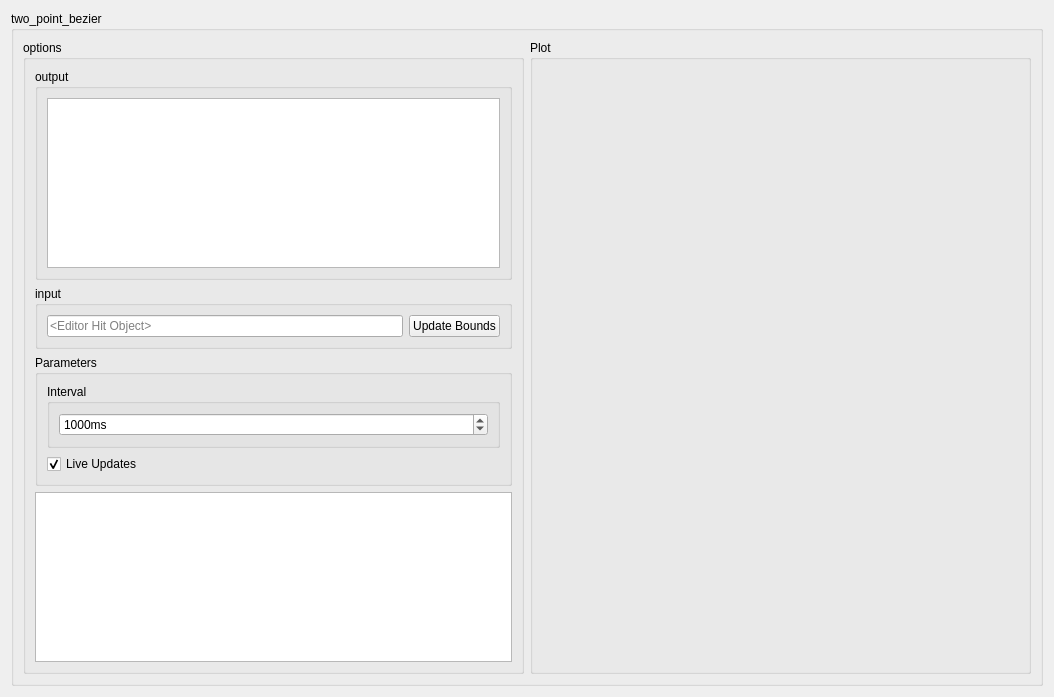
Eve-ning/reamber, file ui/twopointbezier.ui: the form before one commit.
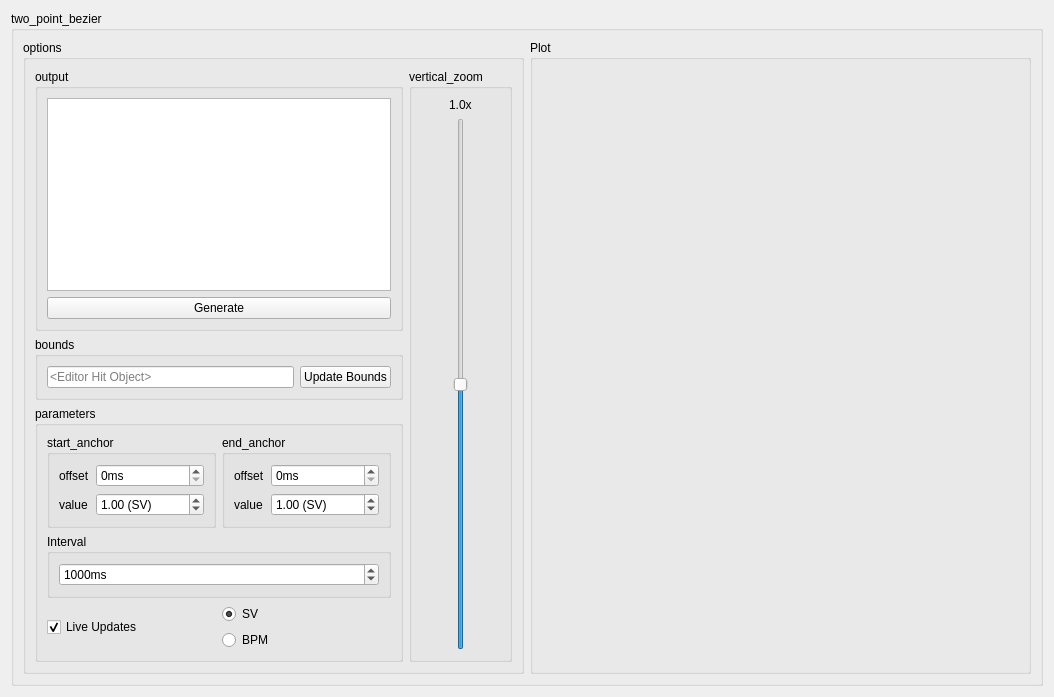
The form after the commit. Custom widgets are drawn as their Qt base class.

Commit message: Implement Zoom and fix offset issue

The edit to the form file:
```diff
--- a/ui/twopointbezier.ui
+++ b/ui/twopointbezier.ui
@@ -41,10 +41,10 @@
          <item row="2" column="0" colspan="2">
           <widget class="QGroupBox" name="par_lo">
            <property name="title">
-            <string>Parameters</string>
+            <string>parameters</string>
            </property>
            <layout class="QGridLayout" name="gridLayout_8">
-            <item row="0" column="0" rowspan="3">
+            <item row="1" column="0" rowspan="3" colspan="2">
              <widget class="QGroupBox" name="interval_lo">
               <property name="title">
                <string>Interval</string>
@@ -69,8 +69,141 @@
               </layout>
              </widget>
             </item>
-            <item row="3" column="0">
-             <widget class="QCheckBox" name="check_live">
+            <item row="0" column="0">
+             <widget class="QGroupBox" name="start_lo">
+              <property name="title">
+               <string>start_anchor</string>
+              </property>
+              <layout class="QGridLayout" name="gridLayout_5">
+               <item row="0" column="0">
+                <widget class="QLabel" name="startOffsetLabel">
+                 <property name="text">
+                  <string>offset</string>
+                 </property>
+                </widget>
+               </item>
+               <item row="1" column="0">
+                <widget class="QLabel" name="startValueLabel">
+                 <property name="text">
+                  <string>value</string>
+                 </property>
+                </widget>
+               </item>
+               <item row="1" column="1">
+                <widget class="QDoubleSpinBox" name="startValue">
+                 <property name="sizePolicy">
+                  <sizepolicy hsizetype="Expanding" vsizetype="Fixed">
+                   <horstretch>0</horstretch>
+                   <verstretch>0</verstretch>
+                  </sizepolicy>
+                 </property>
+                 <property name="suffix">
+                  <string> (SV)</string>
+                 </property>
+                 <property name="minimum">
+                  <double>0.010000000000000</double>
+                 </property>
+                 <property name="maximum">
+                  <double>10.000000000000000</double>
+                 </property>
+                 <property name="value">
+                  <double>1.000000000000000</double>
+                 </property>
+                </widget>
+               </item>
+               <item row="0" column="1">
+                <widget class="QSpinBox" name="startOffset">
+                 <property name="sizePolicy">
+                  <sizepolicy hsizetype="Expanding" vsizetype="Fixed">
+                   <horstretch>0</horstretch>
+                   <verstretch>0</verstretch>
+                  </sizepolicy>
+                 </property>
+                 <property name="suffix">
+                  <string>ms</string>
+                 </property>
+                </widget>
+               </item>
+              </layout>
+             </widget>
+            </item>
+            <item row="4" column="1">
+             <widget class="QRadioButton" name="svRadio">
+              <property name="text">
+               <string>SV</string>
+              </property>
+              <property name="checked">
+               <bool>true</bool>
+              </property>
+             </widget>
+            </item>
+            <item row="0" column="1">
+             <widget class="QGroupBox" name="end_lo">
+              <property name="title">
+               <string>end_anchor</string>
+              </property>
+              <layout class="QGridLayout" name="gridLayout_10">
+               <item row="1" column="0">
+                <widget class="QLabel" name="endValueLabel">
+                 <property name="text">
+                  <string>value</string>
+                 </property>
+                </widget>
+               </item>
+               <item row="0" column="0">
+                <widget class="QLabel" name="endOffsetLabel">
+                 <property name="text">
+                  <string>offset</string>
+                 </property>
+                </widget>
+               </item>
+               <item row="1" column="1">
+                <widget class="QDoubleSpinBox" name="endValue">
+                 <property name="sizePolicy">
+                  <sizepolicy hsizetype="Expanding" vsizetype="Fixed">
+                   <horstretch>0</horstretch>
+                   <verstretch>0</verstretch>
+                  </sizepolicy>
+                 </property>
+                 <property name="suffix">
+                  <string> (SV)</string>
+                 </property>
+                 <property name="minimum">
+                  <double>0.010000000000000</double>
+                 </property>
+                 <property name="maximum">
+                  <double>10.000000000000000</double>
+                 </property>
+                 <property name="value">
+                  <double>1.000000000000000</double>
+                 </property>
+                </widget>
+               </item>
+               <item row="0" column="1">
+                <widget class="QSpinBox" name="endOffset">
+                 <property name="sizePolicy">
+                  <sizepolicy hsizetype="Expanding" vsizetype="Fixed">
+                   <horstretch>0</horstretch>
+                   <verstretch>0</verstretch>
+                  </sizepolicy>
+                 </property>
+                 <property name="suffix">
+                  <string>ms</string>
+                 </property>
+                </widget>
+               </item>
+              </layout>
+             </widget>
+            </item>
+            <item row="5" column="1">
+             <widget class="QRadioButton" name="bpmRadio">
+              <property name="text">
+               <string>BPM</string>
+              </property>
+             </widget>
+            </item>
+            <item row="4" column="0" rowspan="2">
+             <widget class="QCheckBox" name="liveCheck">
               <property name="text">
                <string>Live Updates</string>
               </property>
@@ -91,7 +224,14 @@
             <string>output</string>
            </property>
            <layout class="QGridLayout" name="gridLayout_7">
-            <item row="0" column="0">
+            <item row="1" column="0" colspan="2">
+             <widget class="QPushButton" name="generate">
+              <property name="text">
+               <string>Generate</string>
+              </property>
+             </widget>
+            </item>
+            <item row="0" column="0" colspan="2">
              <widget class="QPlainTextEdit" name="output">
               <property name="sizePolicy">
                <sizepolicy hsizetype="Preferred" vsizetype="Expanding">
@@ -107,7 +247,7 @@
          <item row="1" column="0" colspan="2">
           <widget class="QGroupBox" name="input_lo">
            <property name="title">
-            <string>input</string>
+            <string>bounds</string>
            </property>
            <layout class="QGridLayout" name="gridLayout_6">
             <item row="0" column="0">
@@ -127,14 +267,45 @@
            </layout>
           </widget>
          </item>
-         <item row="3" column="0" colspan="2">
-          <widget class="QListWidget" name="listWidget">
+         <item row="0" column="2" rowspan="3">
+          <widget class="QGroupBox" name="vertzoom_lo">
            <property name="sizePolicy">
-            <sizepolicy hsizetype="Ignored" vsizetype="Expanding">
+            <sizepolicy hsizetype="Maximum" vsizetype="Preferred">
              <horstretch>0</horstretch>
              <verstretch>0</verstretch>
             </sizepolicy>
            </property>
+           <property name="title">
+            <string>vertical_zoom</string>
+           </property>
+           <layout class="QGridLayout" name="gridLayout_11">
+            <item row="1" column="0" alignment="Qt::AlignHCenter">
+             <widget class="QSlider" name="vertzoom">
+              <property name="sizePolicy">
+               <sizepolicy hsizetype="Maximum" vsizetype="Expanding">
+                <horstretch>0</horstretch>
+                <verstretch>0</verstretch>
+               </sizepolicy>
+              </property>
+              <property name="maximum">
+               <number>100</number>
+              </property>
+              <property name="value">
+               <number>50</number>
+              </property>
+              <property name="orientation">
+               <enum>Qt::Vertical</enum>
+              </property>
+             </widget>
+            </item>
+            <item row="0" column="0" alignment="Qt::AlignHCenter">
+             <widget class="QLabel" name="vertzoomLabel">
+              <property name="text">
+               <string>1.0x</string>
+              </property>
+             </widget>
+            </item>
+           </layout>
           </widget>
          </item>
         </layout>
```
Left out of the diff: 10 changed lines with no effect on the pictures. The commit also changes 3 other files.
